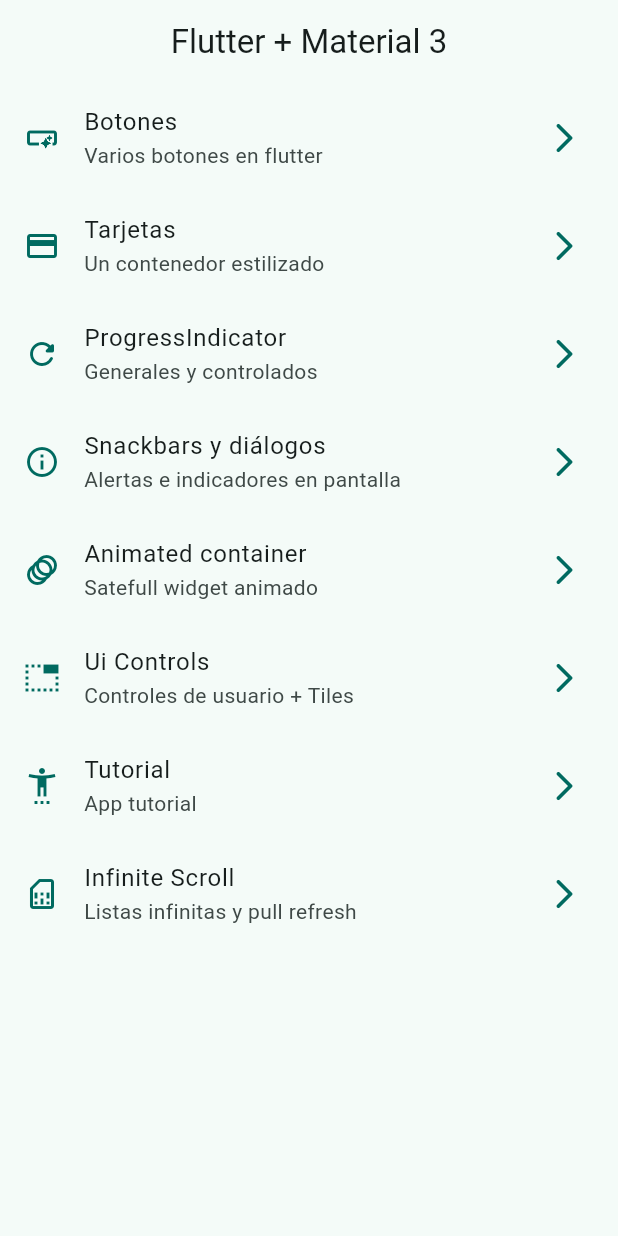
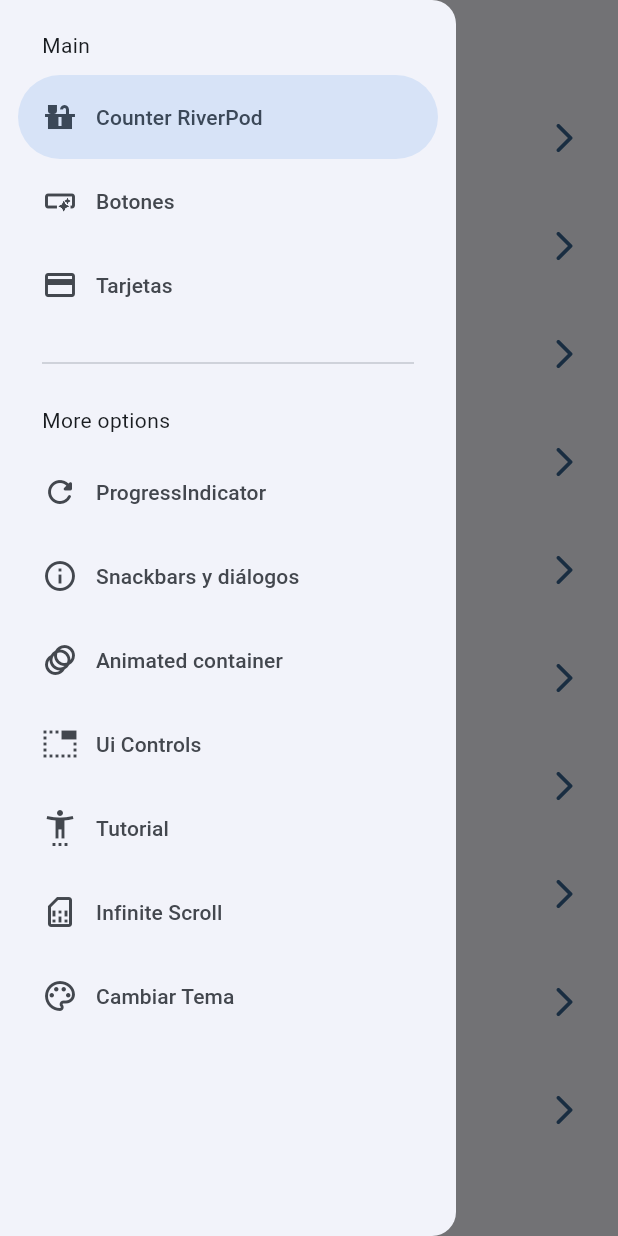
Before and after one commit to fabianrm/widgets-app, a Flutter app: the screen it shows after launch, with the side drawer open (before the commit the screen has no drawer), on a phone screen of 412 x 824 dp. Run offline on Flutter 3.47's test engine with Material 3 defaults, Android fonts, the phone set to English and light mode, and no system bars; our stand-ins replace animate_do, flutter_riverpod, go_router.

Commit message:
Implementacion de Riverpod, con cambio de tema

```diff
--- a/lib/config/menu/menu_items.dart
+++ b/lib/config/menu/menu_items.dart
@@ -17,6 +17,12 @@ class MenuItem {
 
 //usando el MenuItem
 const appMenuItems = <MenuItem>[
+  MenuItem(
+    title: 'Counter RiverPod',
+    subTitle: 'Counter Screen con RiverPod',
+    link: '/counter',
+    icon: Icons.countertops,
+  ),
   MenuItem(
     title: 'Botones',
     subTitle: 'Varios botones en flutter',
@@ -65,4 +71,10 @@ const appMenuItems = <MenuItem>[
     link: '/infinite',
     icon: Icons.sim_card_outlined,
   ),
+   MenuItem(
+    title: 'Cambiar Tema',
+    subTitle: 'Cambiar tema de la app',
+    link: '/theme-changer',
+    icon: Icons.color_lens_outlined,
+  ),
 ];
--- a/lib/config/router/app_router.dart
+++ b/lib/config/router/app_router.dart
@@ -1,5 +1,7 @@
 import 'package:go_router/go_router.dart';
+import 'package:widgets_app/presentations/screens/counter/counter_screen.dart';
 import 'package:widgets_app/presentations/screens/screens.dart';
+import 'package:widgets_app/presentations/screens/theme_changer/theme_changer_screen.dart';
 
 // GoRouter configuration
 final approuter = GoRouter(
@@ -50,5 +52,15 @@ final approuter = GoRouter(
       name: InfiniteScrollScreen.name,
       builder: (context, state) => const InfiniteScrollScreen(),
     ),
+     GoRoute(
+      path: '/counter',
+      name: CounterScreen.name,
+      builder: (context, state) => const CounterScreen(),
+    ),
+     GoRoute(
+      path: '/theme-changer',
+      name: ThemeChangerScreen.name,
+      builder: (context, state) => const ThemeChangerScreen(),
+    ),
   ],
 );
--- a/lib/config/theme/app_theme.dart
+++ b/lib/config/theme/app_theme.dart
@@ -15,7 +15,9 @@ const colorList = <Color>[
 
 class AppTheme {
   final int selectedColor;
-  AppTheme({this.selectedColor = 0})
+  final bool isDarkmode;
+
+  AppTheme({this.selectedColor = 0, this.isDarkmode = false})
       : assert(selectedColor >= 0, 'Seleccione un color mayor a 0 '),
         assert(selectedColor < colorList.length,
             'Indice de color no se encuentra en el rango ${colorList.length - 1} ');
@@ -23,6 +25,7 @@ class AppTheme {
   //Método para obtener el tema y setear parametros iniciales
   ThemeData getTheme() => ThemeData(
         useMaterial3: true,
+        brightness: isDarkmode ? Brightness.dark: Brightness.light,
         colorSchemeSeed: colorList[selectedColor],
         appBarTheme: const AppBarTheme(centerTitle: true),
       );
--- a/lib/main.dart
+++ b/lib/main.dart
@@ -1,21 +1,28 @@
 import 'package:flutter/material.dart';
+import 'package:flutter_riverpod/flutter_riverpod.dart';
 import 'package:widgets_app/config/router/app_router.dart';
 import 'package:widgets_app/config/theme/app_theme.dart';
+import 'package:widgets_app/presentations/providers/theme_provider.dart';
 
 void main() {
-  runApp(const MainApp());
+  runApp(const ProviderScope(child: MainApp()));
 }
 
-class MainApp extends StatelessWidget {
+class MainApp extends ConsumerWidget {
   const MainApp({super.key});
 
   @override
-  Widget build(BuildContext context) {
+  Widget build(BuildContext context, WidgetRef ref) {
+
+     final darkMode = ref.watch(isDarkmodeProvider);
+     final selectedColor = ref.watch(selectedColorProvider);
+
+
     return MaterialApp.router(
       title: 'Flutter Widgets',
       debugShowCheckedModeBanner: false,
       routerConfig: approuter,
-      theme: AppTheme(selectedColor: 1).getTheme(),
+      theme: AppTheme(selectedColor: selectedColor, isDarkmode: darkMode).getTheme(),
     );
   }
 }
--- /dev/null
+++ b/lib/presentations/providers/counter_provider.dart
@@ -0,0 +1,3 @@
+import 'package:flutter_riverpod/flutter_riverpod.dart';
+
+final counterProvider = StateProvider<int>((ref) => 5);
--- /dev/null
+++ b/lib/presentations/providers/theme_provider.dart
@@ -0,0 +1,20 @@
+import 'package:flutter_riverpod/flutter_riverpod.dart';
+import 'package:widgets_app/config/theme/app_theme.dart';
+
+//false=>light, true=>dark
+final isDarkmodeProvider = StateProvider<bool>((ref) => false);
+
+//Listado de colores inmmutable
+final colorListProvider = Provider((ref) => colorList);
+
+//Provider para index del color seleccionado
+final selectedColorProvider = StateProvider<int>((ref) => 0);
+
+//Un objeto tipo AppTheme (custom)
+final themeNotifierProvider = StateNotifierProvider<ThemeNotifier, AppTheme>((ref) => ThemeNotifier());
+
+class ThemeNotifier extends StateNotifier<AppTheme> {
+  //STATE = Estado = new AppTheme()
+  ThemeNotifier() : super(AppTheme());
+
+}
--- a/lib/presentations/screens/home/home_screen.dart
+++ b/lib/presentations/screens/home/home_screen.dart
@@ -1,6 +1,7 @@
 import 'package:flutter/material.dart';
 import 'package:go_router/go_router.dart';
 import 'package:widgets_app/config/menu/menu_items.dart';
+import 'package:widgets_app/presentations/widgets/side_menu.dart';
 
 class HomeScreen extends StatelessWidget {
   static const String name = 'home_screen';
@@ -9,11 +10,15 @@ class HomeScreen extends StatelessWidget {
 
   @override
   Widget build(BuildContext context) {
+    final scaffoldkey = GlobalKey<ScaffoldState>();
+
     return Scaffold(
+      key: scaffoldkey,
       appBar: AppBar(
         title: const Text('Flutter + Material 3'),
       ),
       body: const _HomeView(),
+      drawer: SideMenu(scaffoldKey: scaffoldkey),
     );
   }
 }
--- a/lib/presentations/screens/screens.dart
+++ b/lib/presentations/screens/screens.dart
@@ -3,8 +3,10 @@ export 'package:widgets_app/presentations/screens/animated/animated_screen.dart'
 export 'package:widgets_app/presentations/screens/app_tutorial/app_tutorial_screen.dart';
 export 'package:widgets_app/presentations/screens/buttons/buttons_screen.dart';
 export 'package:widgets_app/presentations/screens/cards/cards_screen.dart';
+export 'package:widgets_app/presentations/screens/counter/counter_screen.dart';
 export 'package:widgets_app/presentations/screens/home/home_screen.dart';
 export 'package:widgets_app/presentations/screens/infinite_scroll/infinite_scroll_screen.dart';
 export 'package:widgets_app/presentations/screens/progress/progress_screen.dart';
 export 'package:widgets_app/presentations/screens/snackbar/snackbar_screen.dart';
+export 'package:widgets_app/presentations/screens/theme_changer/theme_changer_screen.dart';
 export 'package:widgets_app/presentations/screens/ui_controls/ui_controls.dart';
--- /dev/null
+++ b/lib/presentations/widgets/side_menu.dart
@@ -0,0 +1,56 @@
+import 'package:flutter/material.dart';
+import 'package:go_router/go_router.dart';
+import 'package:widgets_app/config/menu/menu_items.dart';
+
+class SideMenu extends StatefulWidget {
+  final GlobalKey<ScaffoldState> scaffoldKey;
+
+  const SideMenu({super.key, required this.scaffoldKey});
+
+  @override
+  State<SideMenu> createState() => _SideMenuState();
+}
+
+class _SideMenuState extends State<SideMenu> {
+  int navDrawerIndex = 0;
+
+  @override
+  Widget build(BuildContext context) {
+    final hasNotch = MediaQuery.of(context).viewPadding.top > 35;
+
+    return NavigationDrawer(
+        selectedIndex: navDrawerIndex,
+        onDestinationSelected: (value) {
+          setState(() {
+            navDrawerIndex = value;
+            //print(value);
+          });
+
+          final menuItem = appMenuItems[value];
+          context.push(menuItem.link);
+          widget.scaffoldKey.currentState?.closeDrawer();
+        },
+        children: [
+          Padding(
+            padding: EdgeInsets.fromLTRB(28, hasNotch ? 5 : 20, 16, 10),
+            child: const Text('Main'),
+          ),
+          ...appMenuItems.sublist(0, 3).map(
+                (item) => NavigationDrawerDestination(
+                    icon: Icon(item.icon), label: Text(item.title)),
+              ),
+          const Padding(
+            padding: EdgeInsets.fromLTRB(28, 16, 28, 10),
+            child: Divider(),
+          ),
+          const Padding(
+            padding: EdgeInsets.fromLTRB(28, 10, 16, 10),
+            child: Text('More options'),
+          ),
+          ...appMenuItems.sublist(3).map(
+                (item) => NavigationDrawerDestination(
+                    icon: Icon(item.icon), label: Text(item.title)),
+              ),
+        ]);
+  }
+}
--- a/pubspec.yaml
+++ b/pubspec.yaml
@@ -10,6 +10,7 @@ dependencies:
   animate_do: ^3.1.2
   flutter:
     sdk: flutter
+  flutter_riverpod: ^2.4.9
   go_router: ^10.2.0
 
 dev_dependencies:
```
Also changed, not shown: lib/presentations/screens/counter/counter_screen.dart (added, +51 -0 lines), lib/presentations/screens/theme_changer/theme_changer_screen.dart (added, +56 -0 lines), pubspec.lock.
